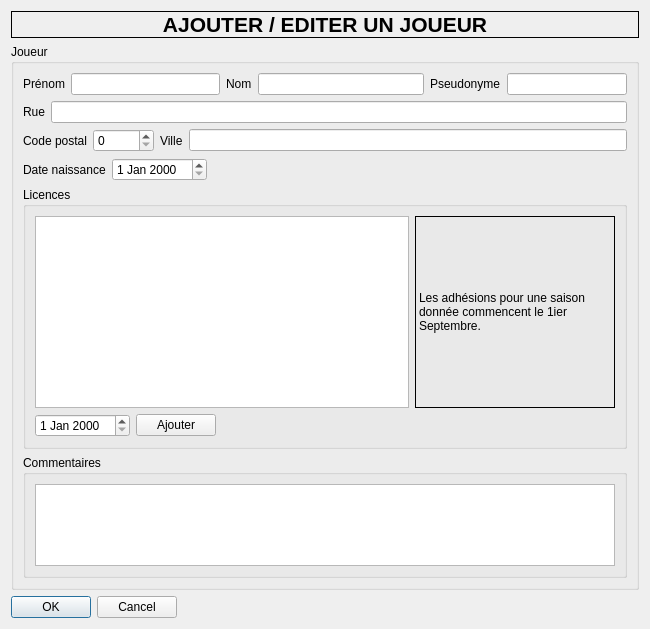
Qt form PlayerWindow.ui (arabine/tanca) before a commit.
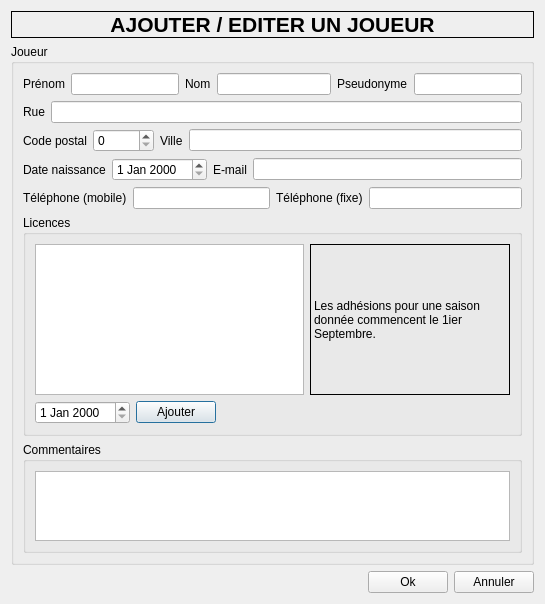
The same form after that commit.

Diff of the .ui file:
```diff
--- a/PlayerWindow.ui
+++ b/PlayerWindow.ui
@@ -6,15 +6,35 @@
    <rect>
     <x>0</x>
     <y>0</y>
-    <width>650</width>
-    <height>629</height>
+    <width>545</width>
+    <height>604</height>
    </rect>
   </property>
   <property name="windowTitle">
    <string>Dialog</string>
   </property>
-  <layout class="QFormLayout" name="formLayout">
-   <item row="1" column="0" colspan="2">
+  <layout class="QGridLayout" name="gridLayout_2">
+   <item row="0" column="0">
+    <widget class="QLabel" name="label_9">
+     <property name="font">
+      <font>
+       <pointsize>16</pointsize>
+       <weight>75</weight>
+       <bold>true</bold>
+      </font>
+     </property>
+     <property name="frameShape">
+      <enum>QFrame::Box</enum>
+     </property>
+     <property name="text">
+      <string>AJOUTER / EDITER UN JOUEUR</string>
+     </property>
+     <property name="alignment">
+      <set>Qt::AlignCenter</set>
+     </property>
+    </widget>
+   </item>
+   <item row="1" column="0">
     <widget class="QGroupBox" name="groupBox">
      <property name="title">
       <string>Joueur</string>
@@ -117,7 +137,7 @@
        </layout>
       </item>
       <item>
-       <layout class="QHBoxLayout" name="horizontalLayout_10">
+       <layout class="QHBoxLayout" name="horizontalLayout_16">
         <item>
          <layout class="QHBoxLayout" name="horizontalLayout_6">
           <item>
@@ -133,17 +153,50 @@
          </layout>
         </item>
         <item>
-         <spacer name="horizontalSpacer">
-          <property name="orientation">
-           <enum>Qt::Horizontal</enum>
-          </property>
-          <property name="sizeHint" stdset="0">
-           <size>
-            <width>40</width>
-            <height>20</height>
-           </size>
-          </property>
-         </spacer>
+         <layout class="QHBoxLayout" name="horizontalLayout_13">
+          <item>
+           <widget class="QLabel" name="label_10">
+            <property name="text">
+             <string>E-mail</string>
+            </property>
+           </widget>
+          </item>
+          <item>
+           <widget class="QLineEdit" name="lineMail"/>
+          </item>
+         </layout>
+        </item>
+       </layout>
+      </item>
+      <item>
+       <layout class="QHBoxLayout" name="horizontalLayout_15">
+        <item>
+         <layout class="QHBoxLayout" name="horizontalLayout_14">
+          <item>
+           <widget class="QLabel" name="label_11">
+            <property name="text">
+             <string>Téléphone (mobile)</string>
+            </property>
+           </widget>
+          </item>
+          <item>
+           <widget class="QLineEdit" name="lineMobilePhone"/>
+          </item>
+         </layout>
+        </item>
+        <item>
+         <layout class="QHBoxLayout" name="horizontalLayout_10">
+          <item>
+           <widget class="QLabel" name="label_12">
+            <property name="text">
+             <string>Téléphone (fixe)</string>
+            </property>
+           </widget>
+          </item>
+          <item>
+           <widget class="QLineEdit" name="lineHomePhone"/>
+          </item>
+         </layout>
         </item>
        </layout>
       </item>
@@ -225,34 +278,35 @@
     </widget>
    </item>
    <item row="2" column="0">
-    <widget class="QDialogButtonBox" name="buttonBox">
-     <property name="orientation">
-      <enum>Qt::Horizontal</enum>
-     </property>
-     <property name="standardButtons">
-      <set>QDialogButtonBox::Cancel|QDialogButtonBox::Ok</set>
-     </property>
-    </widget>
-   </item>
-   <item row="0" column="0" colspan="2">
-    <widget class="QLabel" name="label_9">
-     <property name="font">
-      <font>
-       <pointsize>16</pointsize>
-       <weight>75</weight>
-       <bold>true</bold>
-      </font>
-     </property>
-     <property name="frameShape">
-      <enum>QFrame::Box</enum>
-     </property>
-     <property name="text">
-      <string>AJOUTER / EDITER UN JOUEUR</string>
-     </property>
-     <property name="alignment">
-      <set>Qt::AlignCenter</set>
-     </property>
-    </widget>
+    <layout class="QHBoxLayout" name="horizontalLayout_17">
+     <item>
+      <spacer name="horizontalSpacer">
+       <property name="orientation">
+        <enum>Qt::Horizontal</enum>
+       </property>
+       <property name="sizeHint" stdset="0">
+        <size>
+         <width>40</width>
+         <height>20</height>
+        </size>
+       </property>
+      </spacer>
+     </item>
+     <item>
+      <widget class="QPushButton" name="pushButton">
+       <property name="text">
+        <string>Ok</string>
+       </property>
+      </widget>
+     </item>
+     <item>
+      <widget class="QPushButton" name="pushButton_2">
+       <property name="text">
+        <string>Annuler</string>
+       </property>
+      </widget>
+     </item>
+    </layout>
    </item>
   </layout>
  </widget>
```
Left out of the diff: 35 changed lines with no effect on the pictures.
